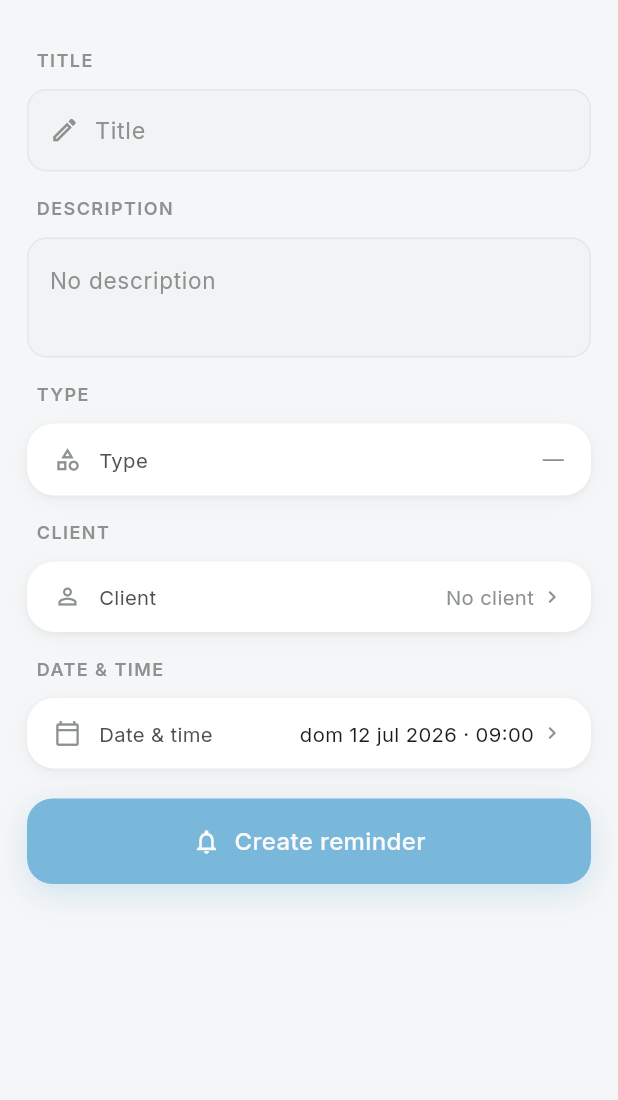
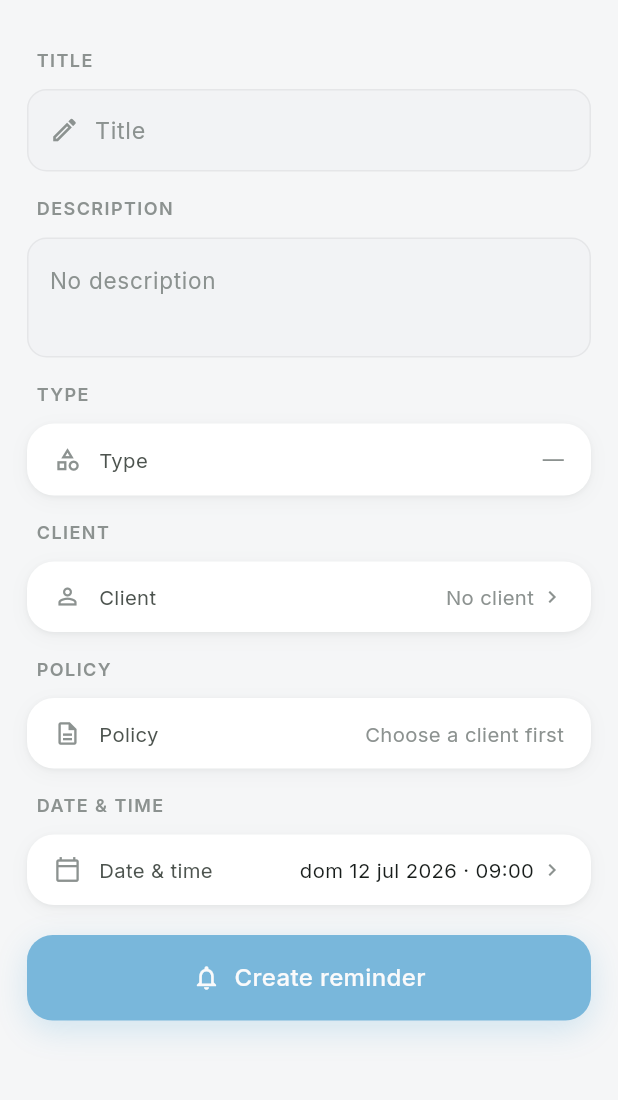
Before and after one commit to julioamadortejeda/amconnect-app, a Flutter app: the CreateReminderScreen screen opened by its route, on a phone screen of 412 x 824 dp, the part 61-1161 px from its top. Run offline on Flutter 3.47's test engine with Material 3 defaults, Android fonts, the phone set to English and light mode, and no system bars; our stand-ins replace audioplayers, file_picker, firebase_core, firebase_messaging, flutter_dotenv, flutter_local_notifications and 8 more; accounts and stored records are empty; network calls fail.

Commit message:
feat: add policy selection to reminder creation flow with new policy bottom sheet

```diff
--- a/lib/core/repositories/reminder_repository.dart
+++ b/lib/core/repositories/reminder_repository.dart
@@ -10,6 +10,7 @@ abstract class ReminderRepository {
     String? description,
     required DateTime dueDate,
     String? contactId,
+    String? policyId,
   });
   Future<void> setDone(String id, bool isDone);
   Future<List<ReminderType>> getTypes();
--- a/lib/core/repositories/supabase_reminder_repository.dart
+++ b/lib/core/repositories/supabase_reminder_repository.dart
@@ -23,6 +23,7 @@ class SupabaseReminderRepository implements ReminderRepository {
     String? description,
     required DateTime dueDate,
     String? contactId,
+    String? policyId,
   }) async {
     final res = await _client.post('reminders', body: {
       'typeId': typeId,
@@ -30,6 +31,7 @@ class SupabaseReminderRepository implements ReminderRepository {
       if (description != null && description.isNotEmpty) 'description': description,
       'dueDate': dueDate.toUtc().toIso8601String(),
       if (contactId != null) 'contactId': contactId,
+      if (policyId != null) 'policyId': policyId,
     });
     final data = res['data'] as Map<String, dynamic>?;
     return data != null ? Reminder.fromJson(data) : null;
--- a/lib/features/home/providers/home_provider.dart
+++ b/lib/features/home/providers/home_provider.dart
@@ -137,6 +137,7 @@ class RemindersNotifier extends AsyncNotifier<List<Reminder>> {
     String? description,
     required DateTime dueDate,
     String? contactId,
+    String? policyId,
   }) async {
     final created = await _repo.create(
       typeId: typeId,
@@ -144,6 +145,7 @@ class RemindersNotifier extends AsyncNotifier<List<Reminder>> {
       description: description,
       dueDate: dueDate,
       contactId: contactId,
+      policyId: policyId,
     );
     if (created == null) return null;
     if (state.asData?.value.any((r) => r.id == created.id) != true) {
--- a/lib/features/reminders/presentation/create_reminder_screen.dart
+++ b/lib/features/reminders/presentation/create_reminder_screen.dart
@@ -1,6 +1,7 @@
 import 'package:flutter/material.dart';
 import 'package:flutter_riverpod/flutter_riverpod.dart';
 import '../../../core/models/contact.dart';
+import '../../../core/models/policy.dart';
 import '../../../core/models/reminder_type.dart';
 import '../../../core/theme/app_colors.dart';
 import '../../../core/theme/am_theme.dart';
@@ -20,6 +21,7 @@ import '../../clients/providers/clients_provider.dart';
 import '../providers/reminders_provider.dart';
 import '../widgets/reminder_client_sheet.dart';
 import '../widgets/reminder_info_row.dart';
+import '../widgets/reminder_policy_sheet.dart';
 import '../widgets/reminder_type_chip.dart';
 import '../widgets/reminder_type_selection_sheet.dart';
 
@@ -36,6 +38,7 @@ class _CreateReminderScreenState extends ConsumerState<CreateReminderScreen> {
   final _descCtrl = TextEditingController();
   String? _typeId;
   String? _clienteId;
+  String? _policyId;
   late DateTime _dueDate;
   bool _showSuccess = false;
 
@@ -47,8 +50,11 @@ class _CreateReminderScreenState extends ConsumerState<CreateReminderScreen> {
     _dueDate = DateTime(now.year, now.month, now.day + 1, 9, 0);
     _titleCtrl.addListener(_rebuild);
     // Estado del provider de creación es compartido entre visitas a esta
-    // pantalla — limpiar cualquier error de un intento anterior.
-    ref.read(createReminderProvider.notifier).reset();
+    // pantalla — limpiar cualquier error de un intento anterior. Diferido
+    // porque Riverpod prohíbe modificar un provider durante el build.
+    Future.microtask(() {
+      if (mounted) ref.read(createReminderProvider.notifier).reset();
+    });
   }
 
   void _rebuild() => setState(() {});
@@ -73,6 +79,14 @@ class _CreateReminderScreenState extends ConsumerState<CreateReminderScreen> {
     if (id == null) return null;
     for (final t in types) {
       if (t.id == id) return t;
+    }
+    return null;
+  }
+
+  Policy? _findPolicy(List<Policy> policies) {
+    if (_policyId == null) return null;
+    for (final p in policies) {
+      if (p.id == _policyId) return p;
     }
     return null;
   }
@@ -105,7 +119,27 @@ class _CreateReminderScreenState extends ConsumerState<CreateReminderScreen> {
           borderRadius: BorderRadius.vertical(top: Radius.circular(24))),
       builder: (_) => ReminderClientSheet(
         selectedClientId: _clienteId,
-        onSelect: (c) => setState(() => _clienteId = c?.id),
+        onSelect: (c) => setState(() {
+          if (c?.id != _clienteId) _policyId = null;
+          _clienteId = c?.id;
+        }),
+      ),
+    );
+  }
+
+  void _openPolicySheet(String contactId) {
+    final cs = Theme.of(context).colorScheme;
+    showModalBottomSheet(
+      context: context,
+      useRootNavigator: true,
+      isScrollControlled: true,
+      backgroundColor: cs.surface,
+      shape: const RoundedRectangleBorder(
+          borderRadius: BorderRadius.vertical(top: Radius.circular(24))),
+      builder: (_) => ReminderPolicySheet(
+        contactId: contactId,
+        selectedPolicyId: _policyId,
+        onSelect: (p) => setState(() => _policyId = p?.id),
       ),
     );
   }
@@ -131,6 +165,7 @@ class _CreateReminderScreenState extends ConsumerState<CreateReminderScreen> {
       description: _descCtrl.text.trim().isEmpty ? null : _descCtrl.text.trim(),
       dueDate: _dueDate,
       contactId: _clienteId,
+      policyId: _clienteId != null ? _policyId : null,
     );
     if (!mounted || created == null) return;
     setState(() => _showSuccess = true);
@@ -152,6 +187,10 @@ class _CreateReminderScreenState extends ConsumerState<CreateReminderScreen> {
     final effectiveTypeId = _typeId ?? (types.isNotEmpty ? types.first.id : null);
     final selectedType = _findType(types, effectiveTypeId);
     final selectedContact = _findContact(clients);
+    final policies = _clienteId != null
+        ? ref.watch(contactPoliciesProvider(_clienteId!)).asData?.value ?? []
+        : const <Policy>[];
+    final selectedPolicy = _findPolicy(policies);
 
     final canSave = _titleCtrl.text.trim().isNotEmpty &&
         effectiveTypeId != null &&
@@ -265,6 +304,34 @@ class _CreateReminderScreenState extends ConsumerState<CreateReminderScreen> {
                           ),
                     chevron: true,
                     onTap: _openClientSheet,
+                  ),
+                ),
+                const SizedBox(height: AmDimens.gapM),
+
+                AmSectionLabel(label: l10n.remindersDetailPolicy),
+                const SizedBox(height: AmDimens.gapXS),
+                Container(
+                  decoration: BoxDecoration(
+                    color: cs.surface,
+                    borderRadius: BorderRadius.circular(AmDimens.cardRadius),
+                    boxShadow: AmShadows.card,
+                  ),
+                  child: ReminderInfoRow(
+                    icon: Icons.description_outlined,
+                    label: l10n.remindersDetailPolicy,
+                    trailing: Text(
+                      selectedPolicy?.policyNumber ??
+                          (_clienteId == null
+                              ? l10n.remindersPolicyNeedsClient
+                              : l10n.remindersNoPolicyOption),
+                      style: TextStyle(fontSize: 13.5, color: cs.tertiary),
+                      maxLines: 1,
+                      overflow: TextOverflow.ellipsis,
+                    ),
+                    chevron: _clienteId != null,
+                    onTap: _clienteId == null
+                        ? null
+                        : () => _openPolicySheet(_clienteId!),
                   ),
                 ),
                 const SizedBox(height: AmDimens.gapM),
--- a/lib/features/reminders/providers/reminders_provider.dart
+++ b/lib/features/reminders/providers/reminders_provider.dart
@@ -114,6 +114,7 @@ class CreateReminderNotifier extends Notifier<CreateReminderState> {
     String? description,
     required DateTime dueDate,
     String? contactId,
+    String? policyId,
   }) async {
     state = state.copyWith(loading: true, clearError: true);
     try {
@@ -123,6 +124,7 @@ class CreateReminderNotifier extends Notifier<CreateReminderState> {
         description: description,
         dueDate: dueDate,
         contactId: contactId,
+        policyId: policyId,
       );
       state = state.copyWith(loading: false);
       return created;
--- a/lib/l10n/app_en.arb
+++ b/lib/l10n/app_en.arb
@@ -258,6 +258,9 @@
   "remindersCreateBtn": "Create reminder",
   "remindersSelectClientTitle": "Select client",
   "remindersNoClientOption": "No client",
+  "remindersSelectPolicyTitle": "Select policy",
+  "remindersNoPolicyOption": "No policy",
+  "remindersPolicyNeedsClient": "Choose a client first",
   "remindersPickDateTitle": "Reminder date & time",
   "remindersPickDateMessage": "Choose when you want to be reminded.",
 
--- a/lib/l10n/app_es.arb
+++ b/lib/l10n/app_es.arb
@@ -303,6 +303,9 @@
   "remindersCreateBtn": "Crear recordatorio",
   "remindersSelectClientTitle": "Seleccionar cliente",
   "remindersNoClientOption": "Sin cliente",
+  "remindersSelectPolicyTitle": "Seleccionar póliza",
+  "remindersNoPolicyOption": "Sin póliza",
+  "remindersPolicyNeedsClient": "Elige un cliente primero",
   "remindersPickDateTitle": "Fecha y hora del recordatorio",
   "remindersPickDateMessage": "Elige cuándo quieres que te recuerde esto.",
 
--- a/lib/l10n/app_localizations.dart
+++ b/lib/l10n/app_localizations.dart
@@ -1346,6 +1346,24 @@ abstract class AppLocalizations {
   /// **'Sin cliente'**
   String get remindersNoClientOption;
 
+  /// No description provided for @remindersSelectPolicyTitle.
+  ///
+  /// In es, this message translates to:
+  /// **'Seleccionar póliza'**
+  String get remindersSelectPolicyTitle;
+
+  /// No description provided for @remindersNoPolicyOption.
+  ///
+  /// In es, this message translates to:
+  /// **'Sin póliza'**
+  String get remindersNoPolicyOption;
+
+  /// No description provided for @remindersPolicyNeedsClient.
+  ///
+  /// In es, this message translates to:
+  /// **'Elige un cliente primero'**
+  String get remindersPolicyNeedsClient;
+
   /// No description provided for @remindersPickDateTitle.
   ///
   /// In es, this message translates to:
--- a/lib/l10n/app_localizations_en.dart
+++ b/lib/l10n/app_localizations_en.dart
@@ -682,6 +682,15 @@ class AppLocalizationsEn extends AppLocalizations {
   String get remindersNoClientOption => 'No client';
 
   @override
+  String get remindersSelectPolicyTitle => 'Select policy';
+
+  @override
+  String get remindersNoPolicyOption => 'No policy';
+
+  @override
+  String get remindersPolicyNeedsClient => 'Choose a client first';
+
+  @override
   String get remindersPickDateTitle => 'Reminder date & time';
 
   @override
```
Also changed, not shown: lib/features/reminders/widgets/reminder_policy_sheet.dart (added, +182 -0 lines), lib/l10n/app_localizations_es.dart (+9 -0 lines), 2 other files.
